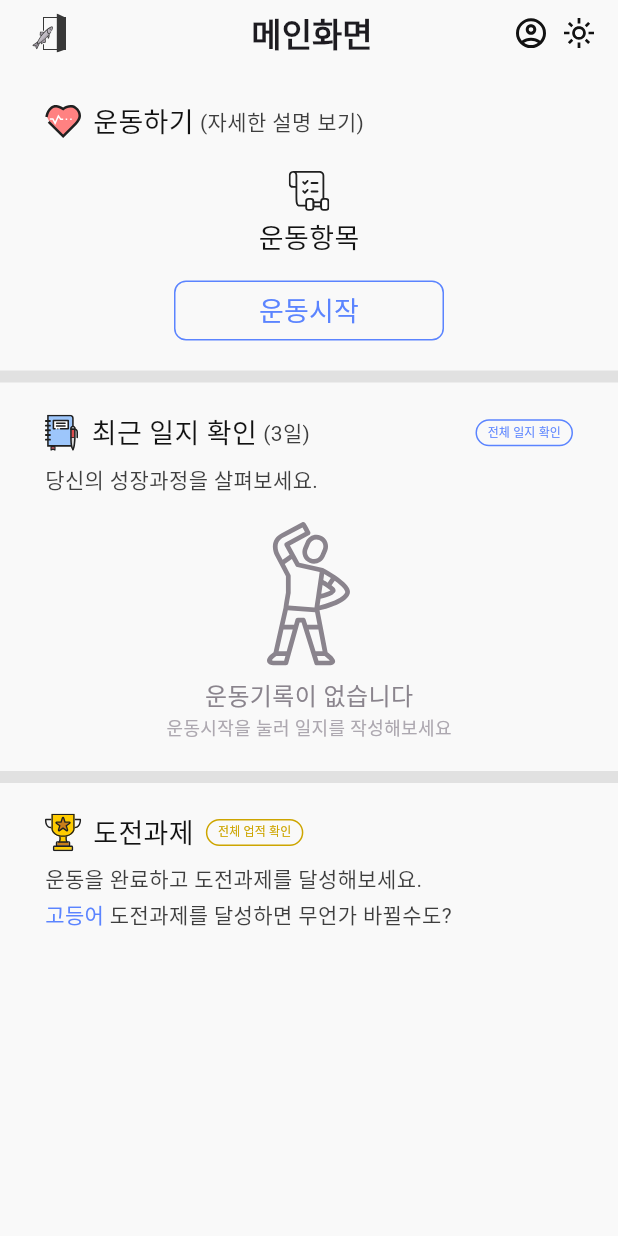
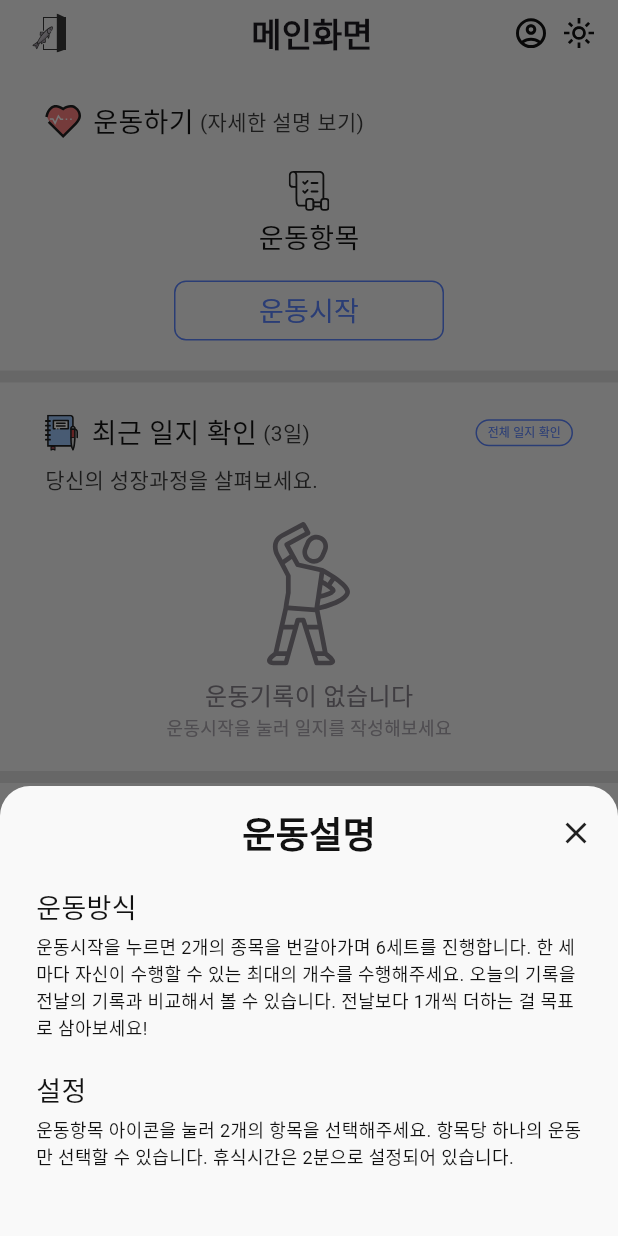
Before and after one commit to hamond12/EscapeAnchovy-Flutter, a Flutter app: the HomeScreen screen opened by its route, after a tap on "(자세한 설명 보기)", on a phone screen of 412 x 824 dp. Run offline on Flutter 3.47's test engine with Material 3 defaults, Android fonts, the phone set to English and light mode, and no system bars; our stand-ins replace flutter_svg, shared_preferences; accounts and stored records are empty; Roboto replaces fonts that are missing (Pretendard).

Commit message:
feat: 운동설명 다이얼로그 추가

```diff
--- /dev/null
+++ b/lib/src/screen/home/dialog/explain_dialog.dart
@@ -0,0 +1,79 @@
+import 'package:escape_anchovy/res/text/colors.dart';
+import 'package:escape_anchovy/res/text/styles.dart';
+import 'package:flutter/material.dart';
+
+class ExplainDialog {
+  static void showBottomSheet(BuildContext context) {
+    showModalBottomSheet(
+        context: context,
+        builder: (context) => Container(
+              height: 300,
+              decoration: BoxDecoration(
+                color: context.isLight
+                    ? LightModeColors.background
+                    : DarkModeColors.dark4,
+                borderRadius: const BorderRadius.only(
+                  topLeft: Radius.circular(20.0),
+                  topRight: Radius.circular(20.0),
+                ),
+              ),
+              child: Column(children: [
+                const SizedBox(
+                  height: 14,
+                ),
+                Row(
+                  mainAxisAlignment: MainAxisAlignment.spaceBetween,
+                  children: [
+                    const SizedBox(
+                      width: 40, // svgSize(24) + svgPadding(12)
+                    ),
+                    const Text(
+                      '운동설명',
+                      style: TextStyles.h2Bold,
+                    ),
+                    Padding(
+                      padding: const EdgeInsets.only(right: 16.0),
+                      child: GestureDetector(
+                          onTap: () {
+                            Navigator.pop(context);
+                          },
+                          child: const Icon(
+                            Icons.close,
+                          )),
+                    )
+                  ],
+                ),
+                const SizedBox(
+                  height: 20,
+                ),
+                const Padding(
+                  padding: EdgeInsets.symmetric(horizontal: 24.0),
+                  child: Column(
+                    crossAxisAlignment: CrossAxisAlignment.start,
+                    children: [
+                      Text(
+                        '운동방식',
+                        style: TextStyles.b1Medium,
+                      ),
+                      SizedBox(height: 4),
+                      Text(
+                        '운동시작을 누르면 2개의 종목을 번갈아가며 6세트를 진행합니다. 한 세마다 자신이 수행할 수 있는 최대의 개수를 수행해주세요. 오늘의 기록을 전날의 기록과 비교해서 볼 수 있습니다. 전날보다 1개씩 더하는 걸 목표로 삼아보세요!',
+                        style: TextStyles.b4Regular,
+                      ),
+                      SizedBox(height: 20),
+                      Text(
+                        '설정',
+                        style: TextStyles.b1Medium,
+                      ),
+                      SizedBox(height: 4),
+                      Text(
+                        '운동항목 아이콘을 눌러 2개의 항목을 선택해주세요. 항목당 하나의 운동만 선택할 수 있습니다. 휴식시간은 2분으로 설정되어 있습니다.',
+                        style: TextStyles.b4Regular,
+                      ),
+                    ],
+                  ),
+                )
+              ]),
+            ));
+  }
+}
--- a/lib/src/screen/home/home_screen.dart
+++ b/lib/src/screen/home/home_screen.dart
@@ -3,6 +3,7 @@ import 'package:escape_anchovy/res/text/colors.dart';
 import 'package:escape_anchovy/res/text/styles.dart';
 import 'package:escape_anchovy/src/common/common_app_bar.dart';
 import 'package:escape_anchovy/src/common/common_outline_button.dart';
+import 'package:escape_anchovy/src/screen/home/dialog/explain_dialog.dart';
 import 'package:escape_anchovy/src/screen/home/home_controller.dart';
 import 'package:flutter/material.dart';
 import 'package:flutter_svg/flutter_svg.dart';
@@ -69,7 +70,9 @@ class _HomeScreenState extends State<HomeScreen> {
                           width: 4,
                         ),
                         GestureDetector(
-                          onTap: () {},
+                          onTap: () {
+                            ExplainDialog.showBottomSheet(context);
+                          },
                           child: Text(
                             '(자세한 설명 보기)',
                             style: TextStyles.b3Regular.copyWith(
@@ -215,8 +218,7 @@ class _HomeScreenState extends State<HomeScreen> {
                               : const Color(0XFF8A848D)),
                     ),
                   ],
-                  ),
-                )
+                ))
               ],
             ),
           ),
```
Lines whose indentation alone changed are shown as unchanged.
